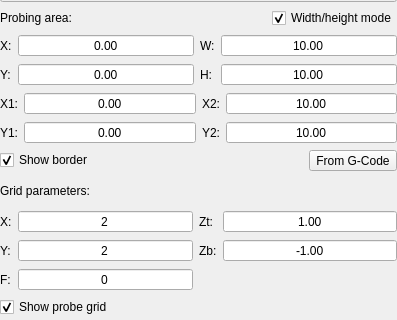
Before: the Qt Designer form src/gpilot/ui/forms/partials/main/partmainheightmap.ui in etet100/AstroCore-GCode-Sender, drawn with Qt 5; both pictures show x 0 to 397 and y 118 to 438 of the 397 by 581 pixel window.
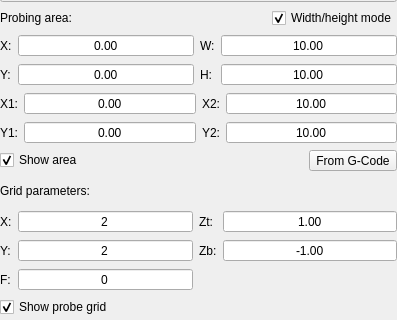
After: the same form once the commit is applied. Custom widgets are drawn as their Qt base class.

Commit message:
Fix grid line drawing and update UI text
Correct the position calculations in HeightMapGridDrawer to ensure
grid lines are drawn in the correct orientation. Aligns the x and y
inputs accurately with gridSize to resolve display issues.

Update the UI text label from "Show border" to "Show area" for clarity.
Enhances user understanding by more accurately describing the toggle
function.

Diff of the .ui file:
```diff
--- a/src/gpilot/ui/forms/partials/main/partmainheightmap.ui
+++ b/src/gpilot/ui/forms/partials/main/partmainheightmap.ui
@@ -467,7 +467,7 @@
           <item>
            <widget class="QCheckBox" name="chkShowArea">
             <property name="text">
-             <string>Show border</string>
+             <string>Show area</string>
             </property>
             <property name="checked">
              <bool>true</bool>
```
The commit also changes 1 other file.
